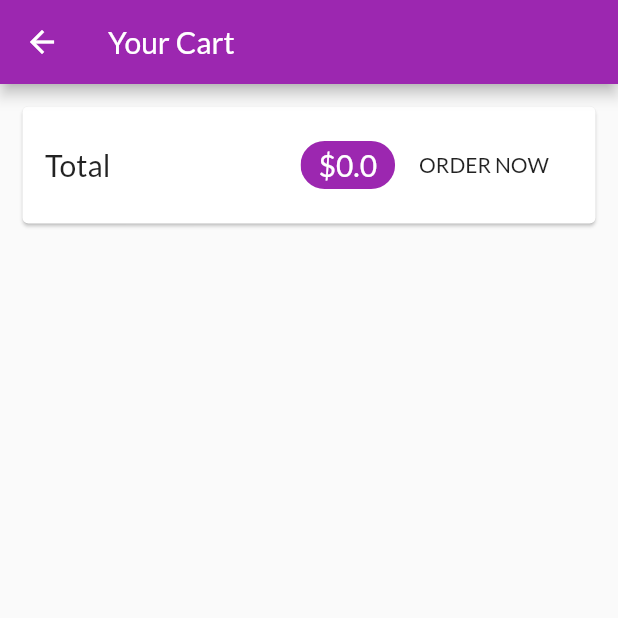
After one commit to dahnny/ShopRight, a Flutter app: the CartScreen screen opened by its route, on a phone screen of 412 x 824 dp, the top half of it. The commit adds this screen. Run offline on Flutter 3.47's test engine with Material 2 defaults, Android fonts, the phone set to English and light mode, and no system bars; network calls fail.

Commit message:
Display cart items

```diff
--- a/lib/main.dart
+++ b/lib/main.dart
@@ -2,6 +2,7 @@ import 'package:flutter/material.dart';
 import 'package:provider/provider.dart';
 import 'package:shop_app/providers/cart.dart';
 import 'package:shop_app/providers/products_provider.dart';
+import 'package:shop_app/screens/cart_screen.dart';
 import 'package:shop_app/screens/product_detail_screen.dart';
 import 'package:shop_app/screens/products_overview_screen.dart';
 
@@ -20,6 +21,7 @@ class MyApp extends StatelessWidget {
 //      builder: (ctx) => ProductsProvider(),
       ],
       child: MaterialApp(
+        debugShowCheckedModeBanner: false,
         theme: ThemeData(
           primarySwatch: Colors.purple,
           accentColor: Colors.deepOrange,
@@ -27,7 +29,8 @@ class MyApp extends StatelessWidget {
         ),
         routes: {
 //          Define the routes in the mai.dart file
-          ProductDetailScreen.routeName: (context) => ProductDetailScreen()
+          ProductDetailScreen.routeName: (context) => ProductDetailScreen(),
+          CartScreen.routeName: (context) => CartScreen()
         },
         home: ProductsOverviewScreen(),
       ),
--- a/lib/providers/cart.dart
+++ b/lib/providers/cart.dart
@@ -13,12 +13,22 @@ class CartItem {
       @required this.price});
 }
 
+
+
 class Cart with ChangeNotifier {
   Map<String, CartItem> _items = {};
 
   Map<String, CartItem> get items {
 //    This returns all items
-    return {...items};
+    return {..._items};
+  }
+
+  double get totalAmount{
+    var total = 0.0;
+    _items.forEach((key, cartItem){
+      total += cartItem.price * cartItem.quantity;
+    });
+    return total;
   }
 
   void addItem(String productId, double price, String title) {
--- /dev/null
+++ b/lib/screens/cart_screen.dart
@@ -0,0 +1,45 @@
+import 'package:flutter/material.dart';
+import 'package:provider/provider.dart';
+import 'package:shop_app/providers/cart.dart';
+
+class CartScreen extends StatelessWidget {
+  static const routeName = '/cart';
+
+  @override
+  Widget build(BuildContext context) {
+    final cart = Provider.of<Cart>(context);
+    return Scaffold(
+      appBar: AppBar(
+        title: Text('Your Cart'),
+      ),
+      body: Column(
+        children: <Widget>[
+          Card(
+            margin: EdgeInsets.all(15),
+            child: Padding(
+              padding: EdgeInsets.all(15),
+              child: Row(
+                mainAxisAlignment: MainAxisAlignment.spaceBetween,
+                children: <Widget>[
+                  Text(
+                    'Total',
+                    style: TextStyle(fontSize: 20),
+                  ),
+                  Spacer(),
+                  Chip(
+                    label: Text(
+                      '\$${cart.totalAmount.toString()}',
+                      style: Theme.of(context).primaryTextTheme.title,
+                    ),
+                    backgroundColor: Theme.of(context).primaryColor,
+                  ),
+                  FlatButton(onPressed: () {}, child: Text('ORDER NOW'))
+                ],
+              ),
+            ),
+          )
+        ],
+      ),
+    );
+  }
+}
--- a/lib/screens/products_overview_screen.dart
+++ b/lib/screens/products_overview_screen.dart
@@ -1,6 +1,7 @@
 import 'package:flutter/material.dart';
 import 'package:provider/provider.dart';
 import 'package:shop_app/providers/cart.dart';
+import 'package:shop_app/screens/cart_screen.dart';
 import 'package:shop_app/widgets/badge.dart';
 import 'package:shop_app/widgets/products_grid.dart';
 
@@ -55,7 +56,9 @@ class _ProductsOverviewScreenState extends State<ProductsOverviewScreen> {
                       value: cartData.itemCount.toString(),
                     ),
                 child: IconButton(
-                    icon: Icon(Icons.shopping_cart), onPressed: () {}),
+                    icon: Icon(Icons.shopping_cart), onPressed: () {
+                      Navigator.of(context).pushNamed(CartScreen.routeName);
+                }),
               )
 
         ],
```
